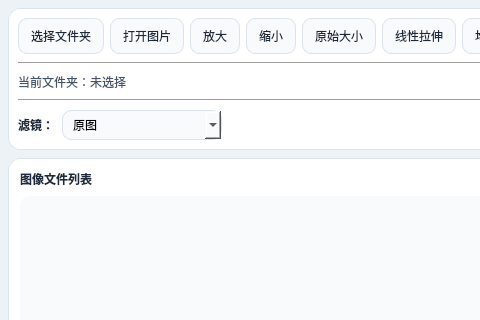
The window that src/MainWindow.ui (zlx041015/Image-Processing-Platform) describes before a commit, drawn with Qt 5; both pictures show x 0 to 480 and y 0 to 320 of the 1062 by 1004 pixel window.
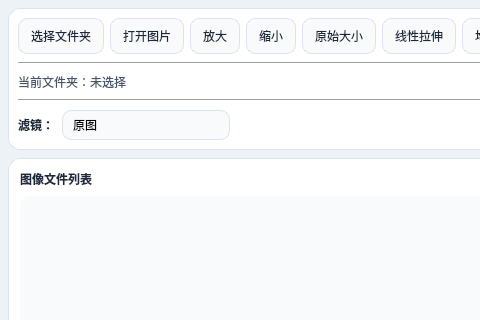
The same window after the commit. Custom widgets are drawn as their Qt base class.

```diff
--- a/src/MainWindow.ui
+++ b/src/MainWindow.ui
@@ -93,6 +93,23 @@
     min-width: 120px;
 }
 
+QComboBox::drop-down {
+    subcontrol-origin: padding;
+    subcontrol-position: top right;
+    width: 24px;
+    border: none;
+}
+
+QComboBox::down-arrow {
+    image: none;
+    width: 0px;
+    height: 0px;
+    border-left: 4px solid transparent;
+    border-right: 4px solid transparent;
+    border-top: 5px solid #64748b;
+    margin-right: 8px;
+}
+
 QComboBox QAbstractItemView {
     color: #000000;
     background: #ffffff;
```
Left out of the diff: 1 changed line with no effect on the pictures. Lines whose indentation alone changed are shown as unchanged.
